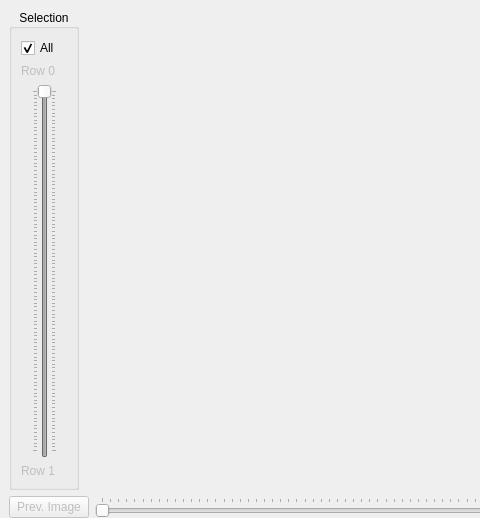
The window that ui/ui_registration.ui (neutronimaging/python_notebooks) describes before a commit, drawn with Qt 5; both pictures show x 0 to 480 and y 0 to 518 of the 1007 by 1149 pixel window.
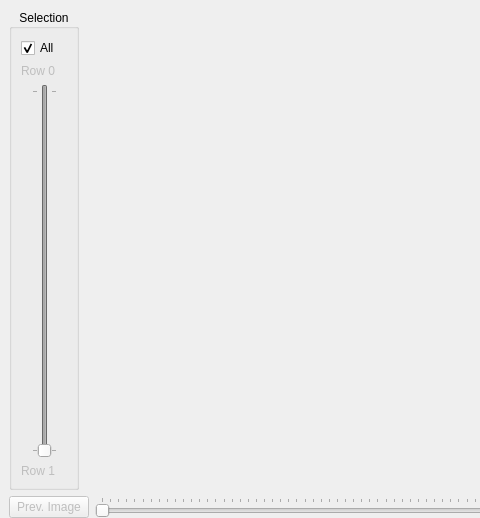
The same window after the commit.

Commit message: selection and reference opacity sliders works

```diff
--- a/ui/ui_registration.ui
+++ b/ui/ui_registration.ui
@@ -106,6 +106,12 @@
                <property name="maximum">
                 <number>100</number>
                </property>
+               <property name="singleStep">
+                <number>1</number>
+               </property>
+               <property name="pageStep">
+                <number>10</number>
+               </property>
                <property name="value">
                 <number>100</number>
                </property>
@@ -113,7 +119,7 @@
                 <enum>Qt::Vertical</enum>
                </property>
                <property name="invertedAppearance">
-                <bool>false</bool>
+                <bool>true</bool>
                </property>
                <property name="invertedControls">
                 <bool>false</bool>
@@ -121,6 +127,9 @@
                <property name="tickPosition">
                 <enum>QSlider::TicksBothSides</enum>
                </property>
+               <property name="tickInterval">
+                <number>100</number>
+               </property>
               </widget>
              </item>
              <item>
```
Left out of the diff: 2 changed lines with no effect on the pictures. The commit also changes 3 other files.
